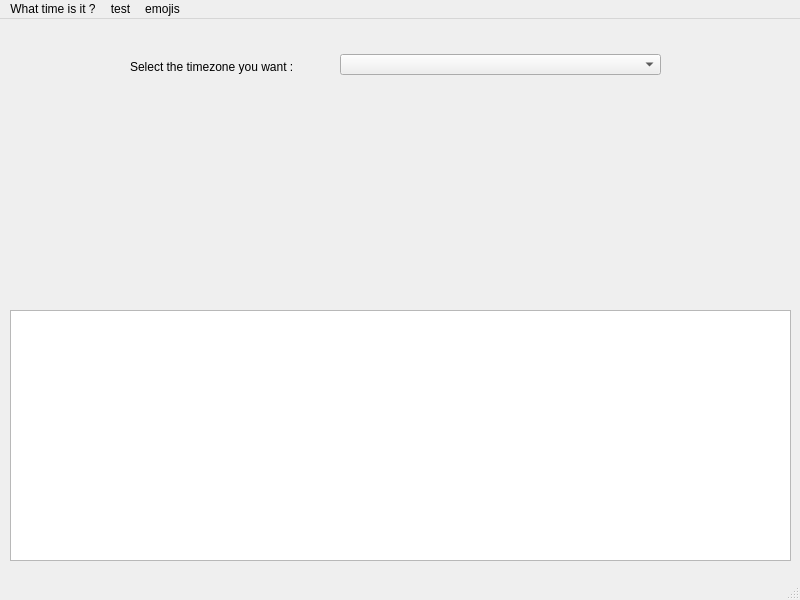
Before: the Qt Designer form maindesktopweadtwindow.ui in Vicken-Ghoubiguian/desktopWeaDTApp, drawn with Qt 5.
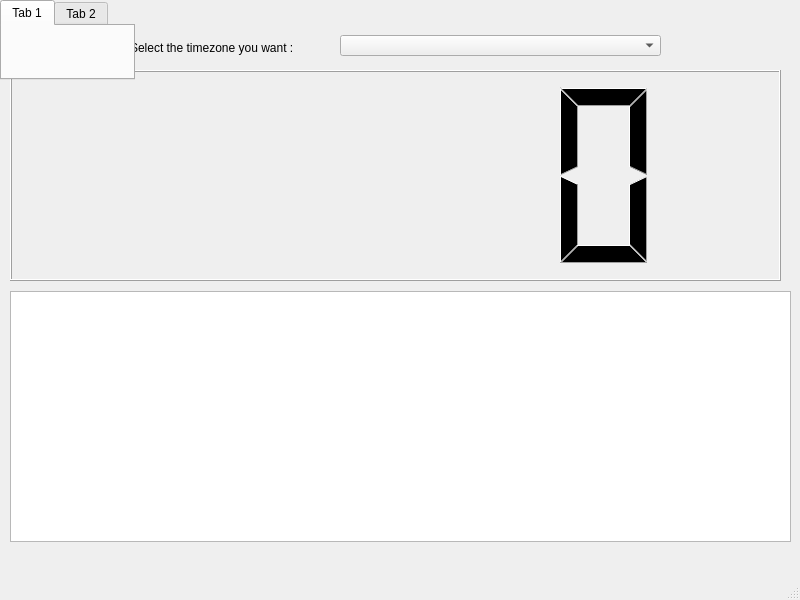
After: the same form once the commit is applied.

What changed in the file:
```diff
--- a/maindesktopweadtwindow.ui
+++ b/maindesktopweadtwindow.ui
@@ -73,34 +73,36 @@
      <string/>
     </property>
    </widget>
-  </widget>
-  <widget class="QMenuBar" name="menubar">
+   <widget class="QLCDNumber" name="lcdNumber">
+    <property name="geometry">
+     <rect>
+      <x>10</x>
+      <y>70</y>
+      <width>771</width>
+      <height>211</height>
+     </rect>
+    </property>
+   </widget>
+   <widget class="QTabWidget" name="tabWidget">
    <property name="geometry">
     <rect>
      <x>0</x>
      <y>0</y>
-     <width>800</width>
-     <height>26</height>
-    </rect>
-   </property>
-   <widget class="QMenu" name="menutest">
-    <property name="title">
-     <string>What time is it ?</string>
-    </property>
-   </widget>
-   <widget class="QMenu" name="menutest_2">
-    <property name="title">
-     <string>test</string>
-    </property>
-   </widget>
-   <widget class="QMenu" name="menuemojis">
-    <property name="title">
-     <string>emojis</string>
-    </property>
+      <width>135</width>
+      <height>80</height>
+     </rect>
+    </property>
+    <widget class="QWidget" name="tab">
+     <attribute name="title">
+      <string>Tab 1</string>
+     </attribute>
+    </widget>
+    <widget class="QWidget" name="tab_2">
+     <attribute name="title">
+      <string>Tab 2</string>
+     </attribute>
+    </widget>
    </widget>
-   <addaction name="menutest"/>
-   <addaction name="menutest_2"/>
-   <addaction name="menuemojis"/>
   </widget>
   <widget class="QStatusBar" name="statusbar"/>
  </widget>
```
Lines whose indentation alone changed are shown as unchanged.
